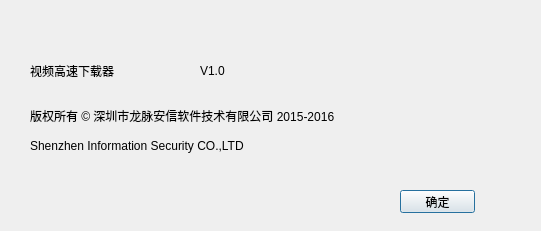
This is FastVideoPro/FastVideov1/AboutDialog.ui in Sisec2016/TChallaOld2016 as Qt 5 draws it before an edit. The edited form follows.
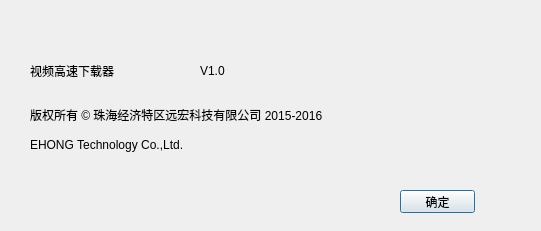
This is the edited form. Icons and pictures are not drawn.

```diff
--- a/FastVideoPro/FastVideov1/AboutDialog.ui
+++ b/FastVideoPro/FastVideov1/AboutDialog.ui
@@ -48,7 +48,7 @@
     <rect>
      <x>200</x>
      <y>55</y>
-     <width>101</width>
+     <width>271</width>
      <height>31</height>
     </rect>
    </property>
@@ -66,7 +66,7 @@
     </rect>
    </property>
    <property name="text">
-    <string>版权所有 © 深圳市龙脉安信软件技术有限公司 2015-2016</string>
+    <string>&lt;html&gt;&lt;head/&gt;&lt;body&gt;&lt;p&gt;版权所有 © 珠海经济特区远宏科技有限公司 2015-2016&lt;/p&gt;&lt;/body&gt;&lt;/html&gt;</string>
    </property>
   </widget>
   <widget class="QLabel" name="label_3">
@@ -79,7 +79,7 @@
     </rect>
    </property>
    <property name="text">
-    <string>Shenzhen Information Security CO.,LTD</string>
+    <string>&lt;html&gt;&lt;head/&gt;&lt;body&gt;&lt;p&gt;EHONG Technology Co.,Ltd.&lt;/p&gt;&lt;/body&gt;&lt;/html&gt;</string>
    </property>
   </widget>
  </widget>
```
